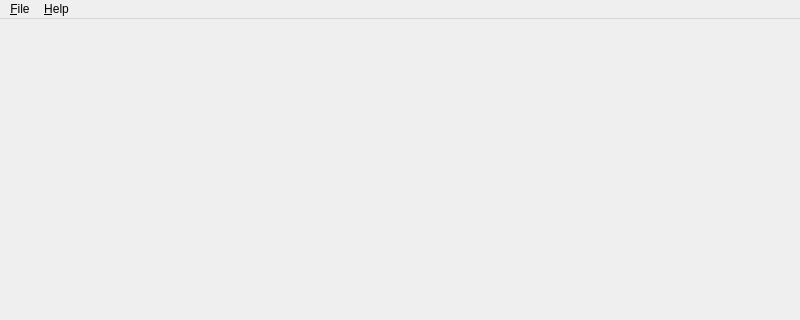
Zalewa/emuballs, file src/emulens/mainwindow.ui: the form before one commit; both pictures show x 0 to 800 and y 0 to 320 of the 800 by 600 pixel window.
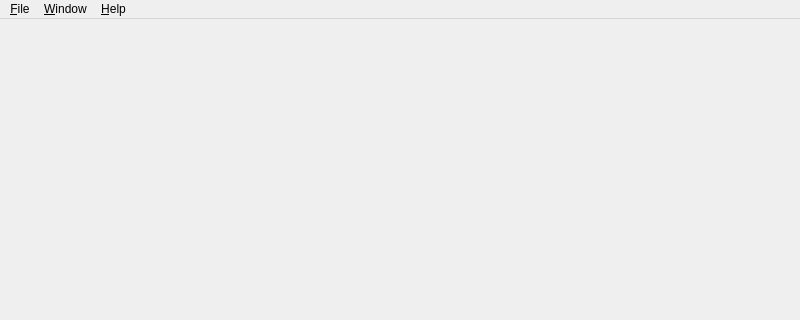
The form after the commit.

Commit message: MDI window menu + registers widget stub.

Diff of the .ui file:
```diff
--- a/src/emulens/mainwindow.ui
+++ b/src/emulens/mainwindow.ui
@@ -52,7 +52,17 @@
     </property>
     <addaction name="actionAboutQt"/>
    </widget>
+   <widget class="QMenu" name="menuWindow">
+    <property name="title">
+     <string>&amp;Window</string>
+    </property>
+    <addaction name="actionCascade"/>
+    <addaction name="actionTile"/>
+    <addaction name="actionCloseAll"/>
+    <addaction name="separator"/>
+   </widget>
    <addaction name="menuFile"/>
+   <addaction name="menuWindow"/>
    <addaction name="menuHelp"/>
   </widget>
   <widget class="QStatusBar" name="statusbar"/>
```
Left out of the diff: 68 changed lines with no effect on the pictures. The commit also changes 7 other files.
